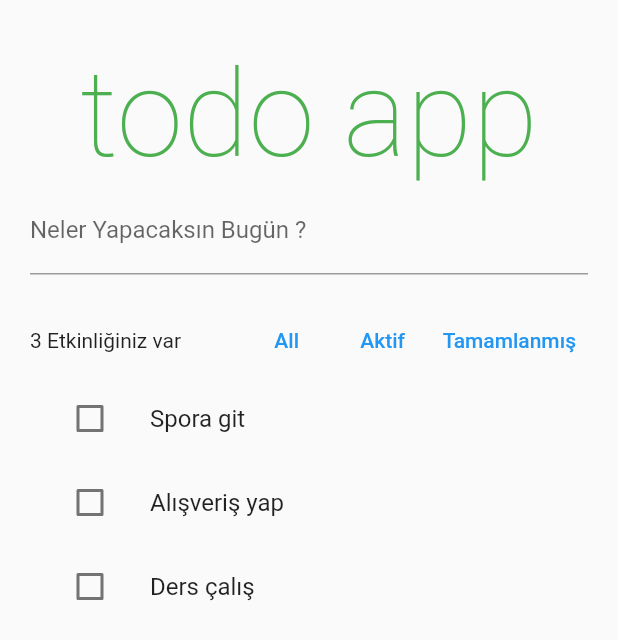
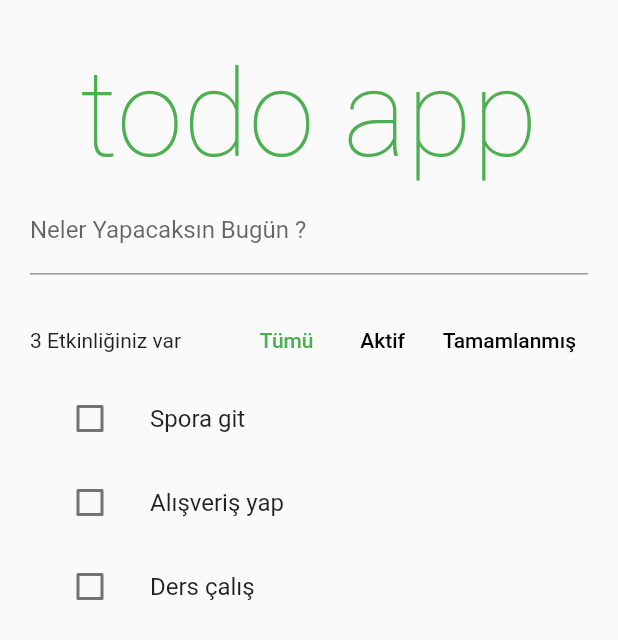
Before and after one commit to seheerst/TodoListApp, a Flutter app: the screen it shows after launch, on a phone screen of 412 x 824 dp. Shown: the top 640 px of the screen. Run offline on Flutter 3.47's test engine with Material 2 defaults, Android fonts, the phone set to English and light mode, and no system bars; our stand-ins replace flutter_riverpod.

Commit message:
feat: TodoListFilter added

```diff
--- a/lib/Widgets/toolbar_widget.dart
+++ b/lib/Widgets/toolbar_widget.dart
@@ -4,11 +4,17 @@ import 'package:todolist_app/providers/all_providers.dart';
 import 'package:todolist_app/providers/todo_list_manager.dart';
 
 class ToolbarWidget extends ConsumerWidget {
-  const ToolbarWidget({Key? key}) : super(key: key);
+  ToolbarWidget({Key? key}) : super(key: key);
+  var _currentfilter = TodoListFilter.all;
+
+  Color changeTextColor(TodoListFilter filt) {
+    return _currentfilter == filt ? Colors.green : Colors.black;
+  }
 
   @override
   Widget build(BuildContext context, WidgetRef ref) {
-   final onComplatedTodoCount = ref.watch(unComplatedTodoCount);
+    final onComplatedTodoCount = ref.watch(unComplatedTodoCount);
+    _currentfilter = ref.watch(todoListFilter);
     return Row(
       children: [
         Expanded(
@@ -21,21 +27,36 @@ class ToolbarWidget extends ConsumerWidget {
         Tooltip(
           message: 'Tüm Etkinlikler',
           child: TextButton(
-            onPressed: () {},
-            child: Text('All'),
+            style: TextButton.styleFrom(
+                primary: changeTextColor(TodoListFilter.all)),
+            onPressed: () {
+              ref.read(todoListFilter.notifier).state = TodoListFilter.all;
+            },
+            child: Text('Tümü'),
           ),
         ),
         Tooltip(
           message: 'Tamamlanmamış',
           child: TextButton(
-            onPressed: () {},
-            child: Text('Aktif'),
+            style: TextButton.styleFrom(
+                primary: changeTextColor(TodoListFilter.active)),
+            onPressed: () {
+              ref.read(todoListFilter.notifier).state = TodoListFilter.active;
+            },
+            child: Text(
+              'Aktif',
+            ),
           ),
         ),
         Tooltip(
           message: 'Tamamlanmış',
           child: TextButton(
-            onPressed: () {},
+            style: TextButton.styleFrom(
+                primary: changeTextColor(TodoListFilter.complated)),
+            onPressed: () {
+              ref.read(todoListFilter.notifier).state =
+                  TodoListFilter.complated;
+            },
             child: Text('Tamamlanmış'),
           ),
         )
--- a/lib/todoApp.dart
+++ b/lib/todoApp.dart
@@ -14,7 +14,7 @@ class TodoApp extends ConsumerWidget {
 
   @override
   Widget build(BuildContext context, WidgetRef ref) {
-    var allTodos = ref.watch(todoListProvider);
+    var allTodos = ref.watch(filteredTodoList);
 
     return Scaffold(
       body: Padding(
@@ -33,18 +33,21 @@ class TodoApp extends ConsumerWidget {
             const SizedBox(
               height: 20,
             ),
-            const ToolbarWidget(),
+            ToolbarWidget(),
+            allTodos.length == 0
+                ? Center(child: Text('Herhangi bir etkinlik yok'))
+                : SizedBox(),
             for (var i = 0; i < allTodos.length; i++)
               Dismissible(
-                onDismissed: (_){
-                  ref.read(todoListProvider.notifier).remove(allTodos[i]);
-                },
+                  onDismissed: (_) {
+                    ref.read(todoListProvider.notifier).remove(allTodos[i]);
+                  },
                   key: ValueKey(allTodos[i].id),
                   child: ProviderScope(
-                    overrides: [currentTodoProvider.overrideWithValue(allTodos[i])],
-                    child: TodoListItemWidget(
-
-                    ),
+                    overrides: [
+                      currentTodoProvider.overrideWithValue(allTodos[i])
+                    ],
+                    child: TodoListItemWidget(),
                   ))
           ],
         ),
```
